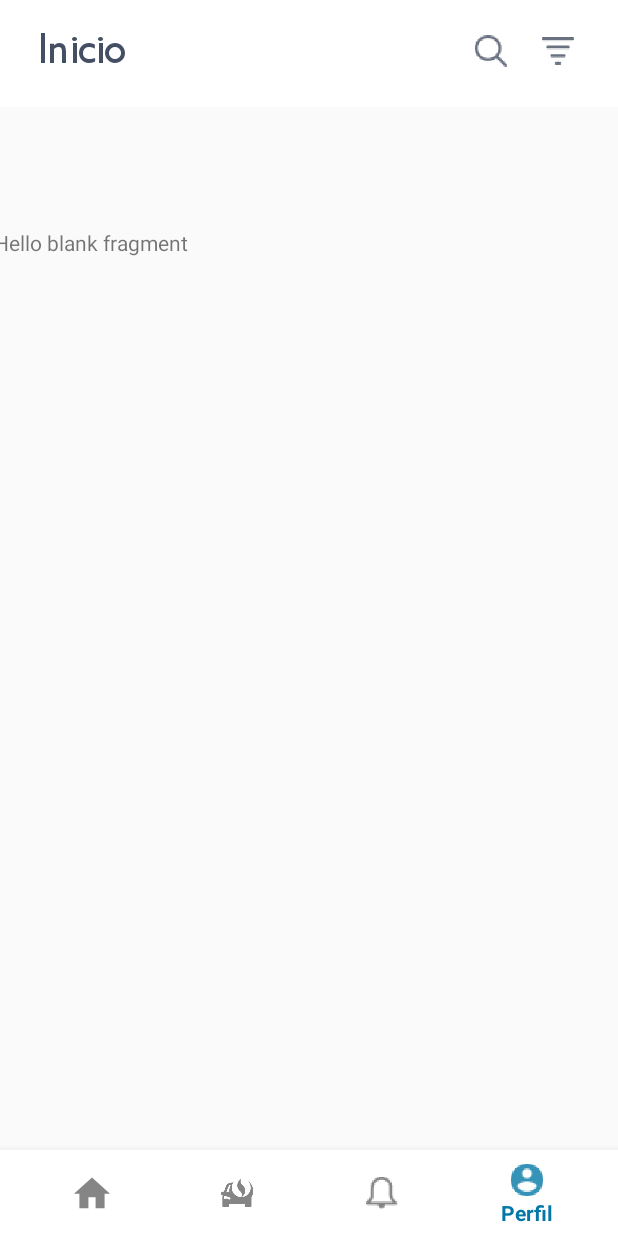
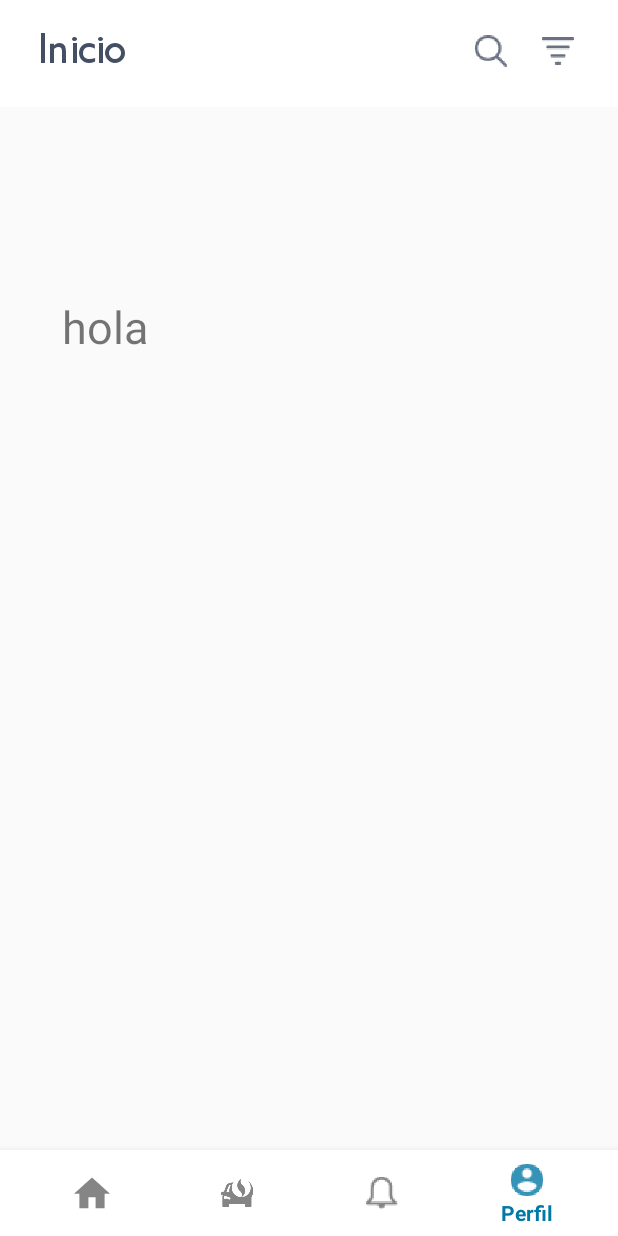
Before and after one commit to Cesar947/UPCRideMoviles, an Android app: the HomeFragment screen opened directly, with no data from a screen before it, item 4 of the bottom bar chosen, on a phone screen of 412 x 824 dp. Run offline under Robolectric (Android 15) with nearby library versions, the phone set to English and light mode, and no system bars; 4 statements that could not run were skipped.

Commit message:
Login y Perfil

```diff
--- a/UPCRideKotlin/app/src/main/java/com/example/upcridekotlin/activities/AdaptadorSolicitudes.kt
+++ b/UPCRideKotlin/app/src/main/java/com/example/upcridekotlin/activities/AdaptadorSolicitudes.kt
@@ -8,6 +8,7 @@ import android.widget.TextView
 import androidx.recyclerview.widget.RecyclerView
 
 import com.example.upcridekotlin.R
+import com.example.upcridekotlin.model.SolicitudModelo
 
 class AdaptadorSolicitudes(var solicitudLista: List<SolicitudModelo>) :
     RecyclerView.Adapter<AdaptadorSolicitudes.ViewHolder>() {
--- a/UPCRideKotlin/app/src/main/java/com/example/upcridekotlin/activities/HomeFragment.kt
+++ b/UPCRideKotlin/app/src/main/java/com/example/upcridekotlin/activities/HomeFragment.kt
@@ -11,11 +11,12 @@ import androidx.recyclerview.widget.RecyclerView
 import android.view.LayoutInflater
 import android.view.View
 import android.view.ViewGroup
+import android.widget.Toast
 
 import com.example.upcridekotlin.R
 import com.example.upcridekotlin.interfaces.ViajeApiService
 import com.example.upcridekotlin.model.Viaje
-import com.google.gson.Gson
+import com.example.upcridekotlin.model.ViajeModelo
 import retrofit2.Retrofit
 import retrofit2.converter.gson.GsonConverterFactory
 import retrofit2.Call
@@ -30,13 +31,11 @@ class HomeFragment : Fragment() {
 
     val TAG_LOGS = "Bryan Miramira"
 
-    var Viajes : List<ViajeModelo> = ArrayList()
     var ViajesAux : ArrayList<ViajeModelo> = ArrayList()
 
     private var recyclerViewViaje: RecyclerView? = null
     private var adaptadorViaje: RecyclerViewAdaptador? = null
     private var viajeService: ViajeApiService? = null
-
 
 
 
@@ -49,36 +48,29 @@ class HomeFragment : Fragment() {
         // Inflate the layout for this fragment
         val vista = inflater.inflate(R.layout.fragment_home, container, false)
 
-
         val retrofit: Retrofit = Retrofit.Builder()
             .baseUrl("http://ec2-52-15-215-247.us-east-2.compute.amazonaws.com:8080/")
             .addConverterFactory(GsonConverterFactory.create())
             .build()
-
         viajeService = retrofit.create(ViajeApiService::class.java)
 
+        Log.i(TAG_LOGS, arguments.toString())
 
+        var id = arguments!!.getInt("id",0)
 
+        recyclerViewViaje = vista.findViewById(R.id.viajes_recycler)
+        recyclerViewViaje!!.layoutManager = LinearLayoutManager(context)
 
-
+        Toast.makeText(activity, id.toString(), Toast.LENGTH_LONG).show()
 
         viajeService!!.getAllViajes().enqueue(object: Callback<List<Viaje>> {
             override fun onResponse(call: Call<List<Viaje>>, response: Response<List<Viaje>>) {
                 val viajesaux = response.body()
 
-
                 anadir(viajesaux!!);
-
-                Viajes = ViajesAux;
-
-                Log.i(TAG_LOGS, Gson().toJson(ViajesAux))
-
-                recyclerViewViaje = vista.findViewById(R.id.viajes_recycler)
-                recyclerViewViaje!!.layoutManager = LinearLayoutManager(context)
-
-                adaptadorViaje = RecyclerViewAdaptador(Viajes)
+                //Log.i(TAG_LOGS, Gson().toJson(ViajesAux))
+                adaptadorViaje = RecyclerViewAdaptador(ViajesAux)
                 recyclerViewViaje!!.adapter = adaptadorViaje
-
             }
             override fun onFailure(call: Call<List<Viaje>>?, t: Throwable?) {
                 t?.printStackTrace()
@@ -87,16 +79,10 @@ class HomeFragment : Fragment() {
 
         })
 
-
-
-
-
-
-
         return vista
     }
 
-    fun anadir (lista:List<Viaje> ){
+    fun anadir (lista:List<Viaje>){
 
         for(item : Viaje in lista)
         {
@@ -108,15 +94,13 @@ class HomeFragment : Fragment() {
             var n_solis =  "20"
             var n_reseñas = "10"
 
-            ViajesAux.add(ViajeModelo(nombre,fecha,descripcion,ptoPartida,ptoDestino,
-                n_solis,n_reseñas,R.drawable.queso))
-
+            ViajesAux.add(
+                ViajeModelo(
+                    nombre, fecha, descripcion, ptoPartida, ptoDestino,
+                    n_solis, n_reseñas, R.drawable.queso
+                )
+            )
 
         }
-
-
     }
-
-
-
 }
--- a/UPCRideKotlin/app/src/main/java/com/example/upcridekotlin/activities/PerfilFragment.kt
+++ b/UPCRideKotlin/app/src/main/java/com/example/upcridekotlin/activities/PerfilFragment.kt
@@ -2,14 +2,26 @@ package com.example.upcridekotlin.activities
 
 
 import android.os.Bundle
+import android.util.Log
 
 import androidx.fragment.app.Fragment
 
 import android.view.LayoutInflater
 import android.view.View
 import android.view.ViewGroup
+import android.widget.TextView
 
 import com.example.upcridekotlin.R
+import com.example.upcridekotlin.interfaces.UsuarioApiService
+import com.example.upcridekotlin.interfaces.ViajeApiService
+import com.example.upcridekotlin.model.Usuario
+import com.google.gson.Gson
+import kotlinx.android.synthetic.*
+import retrofit2.Call
+import retrofit2.Callback
+import retrofit2.Response
+import retrofit2.Retrofit
+import retrofit2.converter.gson.GsonConverterFactory
 
 
 /**
@@ -17,13 +29,48 @@ import com.example.upcridekotlin.R
  */
 class PerfilFragment : Fragment() {
 
+    var lblPerfil : TextView? = null
+
+    private var usuarioService: UsuarioApiService? = null
 
     override fun onCreateView(
         inflater: LayoutInflater, container: ViewGroup?,
         savedInstanceState: Bundle?
     ): View? {
+
         // Inflate the layout for this fragment
-        return inflater.inflate(R.layout.fragment_perfil, container, false)
+        val vista = inflater.inflate(R.layout.fragment_perfil, container, false)
+
+
+
+        val retrofit: Retrofit = Retrofit.Builder()
+            .baseUrl("http://ec2-52-15-215-247.us-east-2.compute.amazonaws.com:8080/")
+            .addConverterFactory(GsonConverterFactory.create())
+            .build()
+        usuarioService = retrofit.create(UsuarioApiService::class.java)
+
+        lblPerfil = vista.findViewById(R.id.tvPerfil)
+
+        var id = arguments!!.getInt("id",0)
+
+        usuarioService!!.getUsuarioById(id).enqueue(object : Callback<Usuario> {
+            override fun onResponse(call: Call<Usuario>?, response: Response<Usuario>?) {
+                val pasajero = response?.body()
+                Log.i("AAAAAAA", Gson().toJson(pasajero))
+
+                lblPerfil!!.setText( Gson().toJson(pasajero).toString())
+
+
+
+            }
+
+            override fun onFailure(call: Call<Usuario>?, t: Throwable?) {
+                t?.printStackTrace()
+            }
+        })
+
+
+        return vista
     }
 
 }// Required empty public constructor
--- a/UPCRideKotlin/app/src/main/java/com/example/upcridekotlin/activities/RecyclerViewAdaptador.kt
+++ b/UPCRideKotlin/app/src/main/java/com/example/upcridekotlin/activities/RecyclerViewAdaptador.kt
@@ -7,6 +7,7 @@ import android.widget.ImageView
 import android.widget.TextView
 import androidx.recyclerview.widget.RecyclerView
 import com.example.upcridekotlin.R
+import com.example.upcridekotlin.model.ViajeModelo
 
 
 class RecyclerViewAdaptador(var viajeLista: List<ViajeModelo>) :
--- a/UPCRideKotlin/app/src/main/java/com/example/upcridekotlin/activities/ViajesAdapterHistory.kt
+++ b/UPCRideKotlin/app/src/main/java/com/example/upcridekotlin/activities/ViajesAdapterHistory.kt
@@ -8,6 +8,7 @@ import android.widget.TextView
 import androidx.recyclerview.widget.RecyclerView
 
 import com.example.upcridekotlin.R
+import com.example.upcridekotlin.model.ViajeModelo
 
 class ViajesAdapterHistory(var viajeLista: List<ViajeModelo>) :
     RecyclerView.Adapter<ViajesAdapterHistory.ViewHolder>() {
--- a/UPCRideKotlin/app/src/main/java/com/example/upcridekotlin/activities/ViajesFragment.kt
+++ b/UPCRideKotlin/app/src/main/java/com/example/upcridekotlin/activities/ViajesFragment.kt
@@ -11,6 +11,7 @@ import android.view.View
 import android.view.ViewGroup
 
 import com.example.upcridekotlin.R
+import com.example.upcridekotlin.model.ViajeModelo
 
 import java.util.ArrayList
 
--- a/UPCRideKotlin/app/src/main/java/com/example/upcridekotlin/activities/mActivity.kt
+++ b/UPCRideKotlin/app/src/main/java/com/example/upcridekotlin/activities/mActivity.kt
@@ -5,9 +5,11 @@ import androidx.appcompat.widget.Toolbar
 import androidx.fragment.app.Fragment
 
 import android.os.Bundle
+import android.util.Log
 
 import android.widget.FrameLayout
 import android.widget.TextView
+import android.widget.Toast
 
 
 import com.example.upcridekotlin.R
@@ -41,30 +43,38 @@ class mActivity : AppCompatActivity() {
         perfilFragment = PerfilFragment()
         mainNav = findViewById(R.id.main_nav)
 
+        var miBundle = this.intent.extras
+        var id = miBundle!!.getInt("id")
 
-        supportFragmentManager.beginTransaction().add(R.id.main_frame, HomeFragment()).commit()
+        homeFragment!!.arguments = miBundle
+        perfilFragment!!.arguments = miBundle
+
+        //Toast.makeText(this,id.toString(), Toast.LENGTH_LONG).show();
+        Log.i("AAAAAAAA", id.toString())
+        supportFragmentManager.beginTransaction().add(R.id.main_frame, homeFragment!!).commit()
+
 
         setSupportActionBar(toolbar)
 
         mainNav?.setOnNavigationItemSelectedListener { item ->
-            var selectedFragment: Fragment = HomeFragment()
+            var selectedFragment: Fragment = homeFragment!!
 
             when (item.itemId) {
                 R.id.inicio -> {
-                    selectedFragment = HomeFragment()
+                    selectedFragment = homeFragment!!
                     txttoolbar?.text = "Inicio"
                 }
                 R.id.perfil -> {
-                    selectedFragment = PerfilFragment()
+                    selectedFragment = perfilFragment!!
                     txttoolbar?.text = "Perfil"
                 }
                 R.id.solis -> {
                     txttoolbar?.text = "Solicitudes"
-                    selectedFragment = SolicitudesFragment()
+                    selectedFragment = solicitudesFragment!!
                 }
                 R.id.viajes -> {
                     txttoolbar?.text = "Viajes"
-                    selectedFragment = ViajesFragment()
+                    selectedFragment = viajesFragment!!
                 }
             }
 
--- a/UPCRideKotlin/app/src/main/java/com/example/upcridekotlin/activities/SolicitudModelo.kt
+++ b/UPCRideKotlin/app/src/main/java/com/example/upcridekotlin/model/SolicitudModelo.kt
@@ -1,4 +1,4 @@
-package com.example.upcridekotlin.activities
+package com.example.upcridekotlin.model
 
 class SolicitudModelo {
     var nombre: String? = null
--- a/UPCRideKotlin/app/src/main/java/com/example/upcridekotlin/activities/ViajeModelo.kt
+++ b/UPCRideKotlin/app/src/main/java/com/example/upcridekotlin/model/ViajeModelo.kt
@@ -1,4 +1,4 @@
-package com.example.upcridekotlin.activities
+package com.example.upcridekotlin.model
 
 class ViajeModelo {
     var nombre: String? = null
--- a/UPCRideKotlin/app/src/main/res/layout/fragment_perfil.xml
+++ b/UPCRideKotlin/app/src/main/res/layout/fragment_perfil.xml
@@ -3,12 +3,17 @@
     xmlns:tools="http://schemas.android.com/tools"
     android:layout_width="match_parent"
     android:layout_height="match_parent"
-    tools:context=".activities.PerfilFragment">
+    tools:context=".activities.PerfilFragment"
+    android:layout_margin="45dp">
 
     <!-- TODO: Update blank fragment layout -->
     <TextView
+        android:id="@+id/tvPerfil"
         android:layout_width="match_parent"
         android:layout_height="match_parent"
-        android:text="@string/hello_blank_fragment" />
+        android:text="hola"
+        android:textSize="30sp"
+        tools:text="hola"
+        />
 
 </FrameLayout>
```
Also changed, not shown: UPCRideKotlin/app/src/main/java/com/example/upcridekotlin/LoginActivity.kt (+11 -3 lines), UPCRideKotlin/app/src/main/java/com/example/upcridekotlin/activities/SolicitudesFragment.kt (+17 -2 lines), 1 other file.
